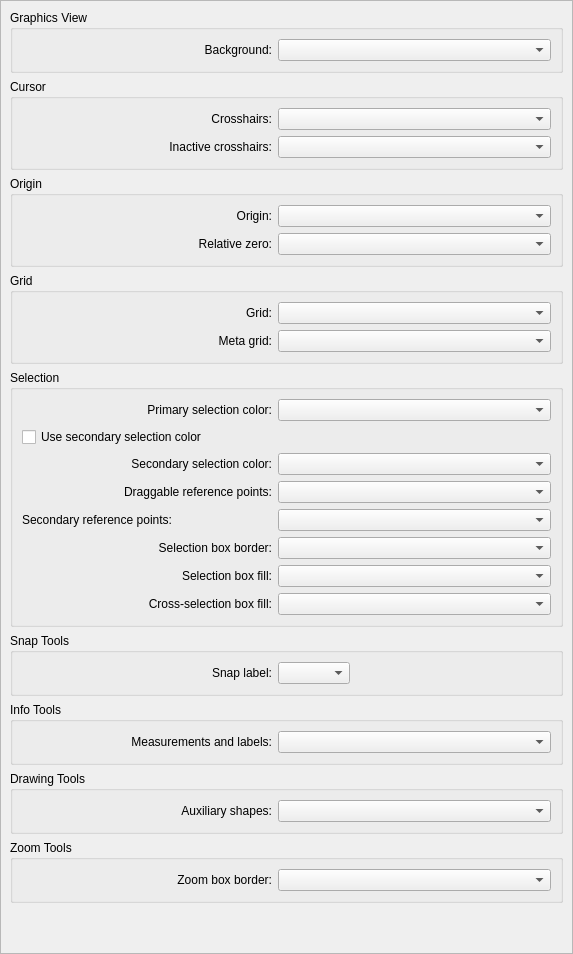
Above: scripts/Edit/AppPreferences/GraphicsViewPreferences/ColorPreferences/PreferencesPage.ui from qcad/qcad before the change. Below: the same form after it.
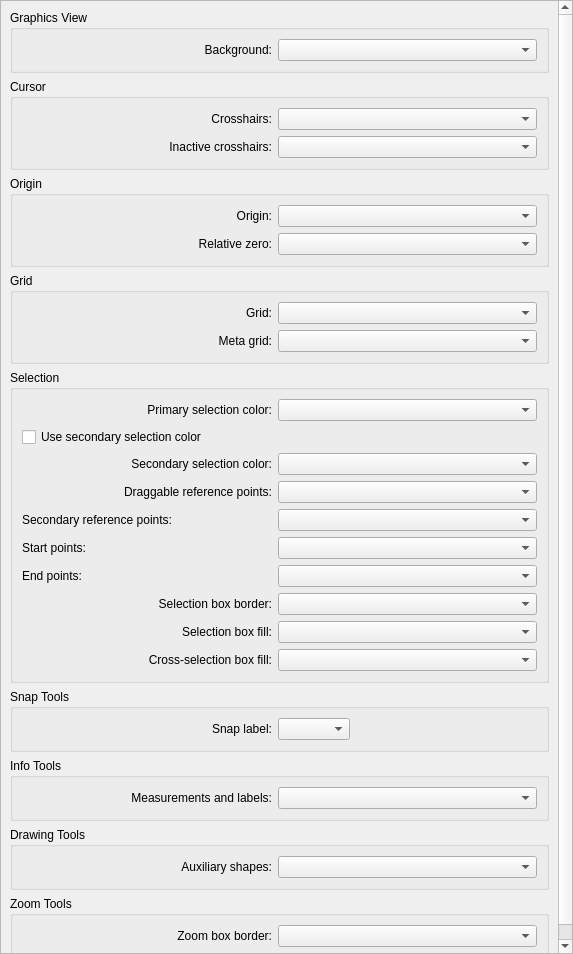
That is the form after the change. Custom widgets are drawn as their Qt base class.

Commit message: highlight start point of polylines when selected

What changed in the file:
```diff
--- a/scripts/Edit/AppPreferences/GraphicsViewPreferences/ColorPreferences/PreferencesPage.ui
+++ b/scripts/Edit/AppPreferences/GraphicsViewPreferences/ColorPreferences/PreferencesPage.ui
@@ -21,8 +21,8 @@
     <rect>
      <x>0</x>
      <y>0</y>
-     <width>571</width>
-     <height>952</height>
+     <width>556</width>
+     <height>1001</height>
     </rect>
    </property>
    <layout class="QVBoxLayout" name="verticalLayout">
@@ -471,7 +471,7 @@
          </property>
         </widget>
        </item>
-       <item row="5" column="0">
+       <item row="7" column="0">
         <widget class="QLabel" name="label_8">
          <property name="minimumSize">
           <size>
@@ -487,7 +487,7 @@
          </property>
         </widget>
        </item>
-       <item row="5" column="1">
+       <item row="7" column="1">
         <widget class="RColorCombo" name="SelectionBoxColor">
          <property name="onlyFixed" stdset="0">
           <bool>true</bool>
@@ -507,7 +507,7 @@
          </property>
         </widget>
        </item>
-       <item row="6" column="0">
+       <item row="8" column="0">
         <widget class="QLabel" name="label_9">
          <property name="minimumSize">
           <size>
@@ -523,7 +523,7 @@
          </property>
         </widget>
        </item>
-       <item row="6" column="1">
+       <item row="8" column="1">
         <widget class="RColorCombo" name="SelectionBoxBackgroundColor">
          <property name="onlyFixed" stdset="0">
           <bool>true</bool>
@@ -543,7 +543,7 @@
          </property>
         </widget>
        </item>
-       <item row="7" column="0">
+       <item row="9" column="0">
         <widget class="QLabel" name="label_12">
          <property name="minimumSize">
           <size>
@@ -559,7 +559,7 @@
          </property>
         </widget>
        </item>
-       <item row="7" column="1">
+       <item row="9" column="1">
         <widget class="RColorCombo" name="SelectionBoxBackgroundCrossColor">
          <property name="onlyFixed" stdset="0">
           <bool>true</bool>
@@ -579,6 +579,60 @@
          </property>
         </widget>
        </item>
+       <item row="5" column="0">
+        <widget class="QLabel" name="label_18">
+         <property name="text">
+          <string>Start points:</string>
+         </property>
+        </widget>
+       </item>
+       <item row="6" column="0">
+        <widget class="QLabel" name="label_19">
+         <property name="text">
+          <string>End points:</string>
+         </property>
+        </widget>
+       </item>
+       <item row="5" column="1">
+        <widget class="RColorCombo" name="StartReferencePointColor">
+         <property name="onlyFixed" stdset="0">
+          <bool>true</bool>
+         </property>
+         <property name="showAlphaChannel" stdset="0">
+          <bool>true</bool>
+         </property>
+         <property name="color" stdset="0">
+          <color>
+           <red>192</red>
+           <green>0</green>
+           <blue>32</blue>
+          </color>
+         </property>
+         <property name="blackWhite" stdset="0">
+          <bool>false</bool>
+         </property>
+        </widget>
+       </item>
+       <item row="6" column="1">
+        <widget class="RColorCombo" name="EndReferencePointColor">
+         <property name="onlyFixed" stdset="0">
+          <bool>true</bool>
+         </property>
+         <property name="showAlphaChannel" stdset="0">
+          <bool>true</bool>
+         </property>
+         <property name="color" stdset="0">
+          <color>
+           <red>0</red>
+           <green>0</green>
+           <blue>172</blue>
+          </color>
+         </property>
+         <property name="blackWhite" stdset="0">
+          <bool>false</bool>
+         </property>
+        </widget>
+       </item>
       </layout>
      </widget>
     </item>
```
The commit also changes 5 other files.
